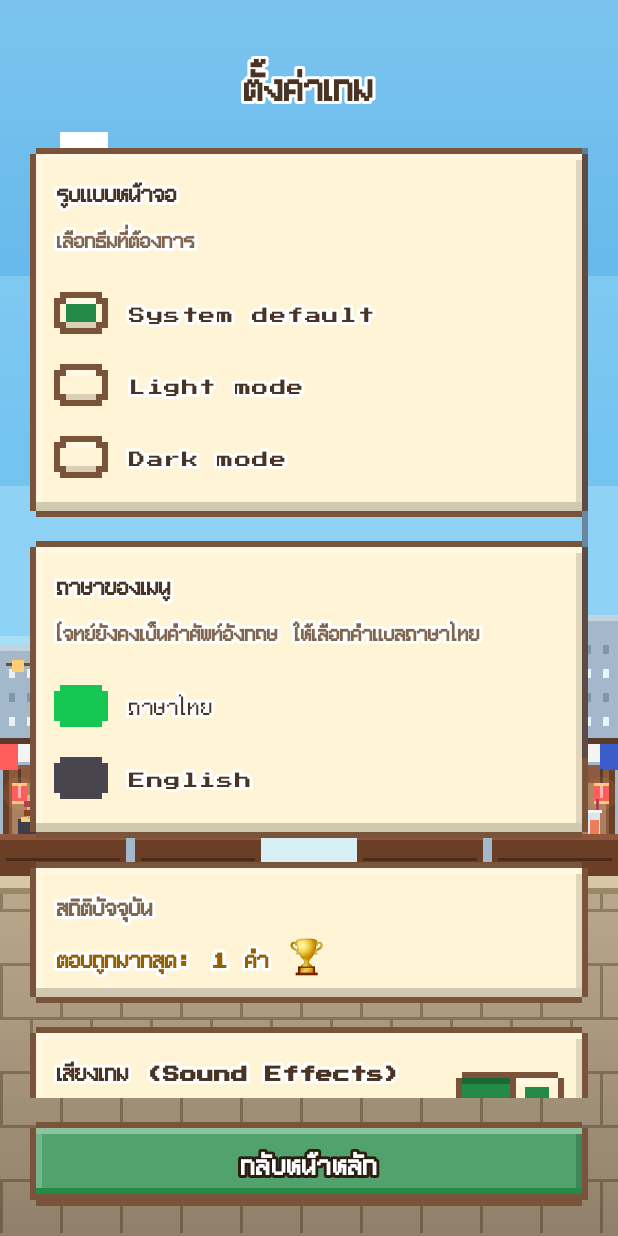
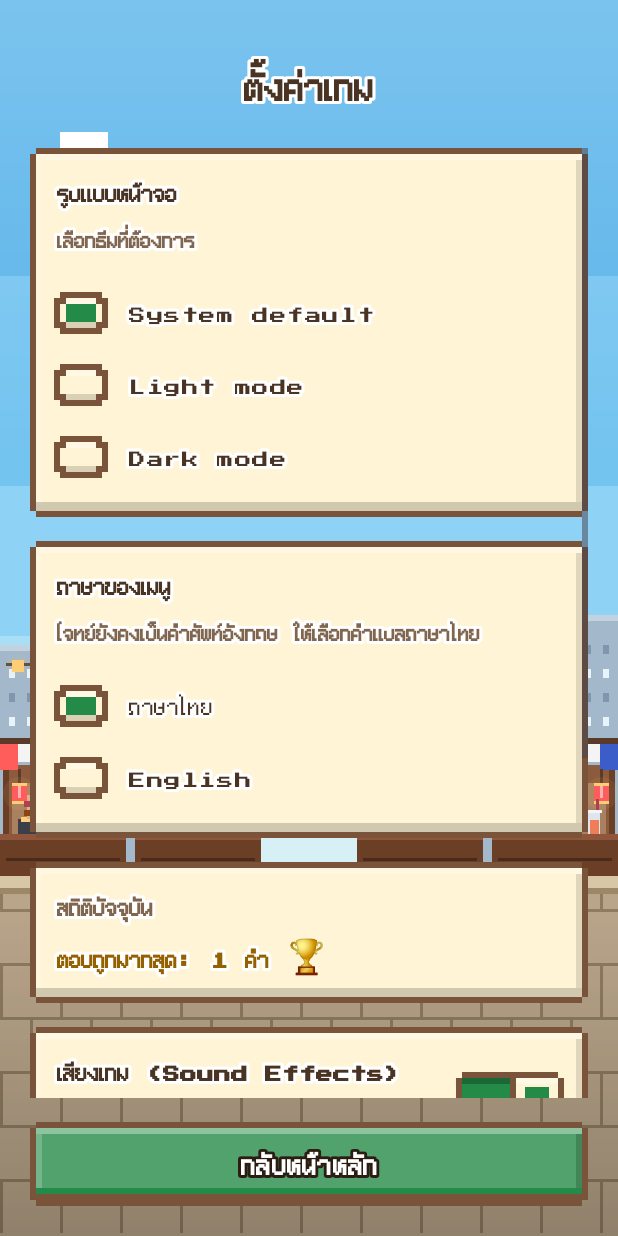
Before and after one commit to BostonTU/EnglishEatLaek, an Android app: the SettingsActivity screen opened directly, with no data from a screen before it, on a phone screen of 412 x 824 dp. Run offline under Robolectric (Android 15) with nearby library versions, the phone set to English and light mode, and no system bars.

Commit message:
Change icon and Fix radio button

```diff
--- a/app/src/main/res/layout-land/activity_settings.xml
+++ b/app/src/main/res/layout-land/activity_settings.xml
@@ -137,7 +137,9 @@
                     android:id="@+id/radioGroupLanguage"
                     android:layout_width="match_parent"
                     android:layout_height="wrap_content"
-                    android:layout_marginTop="12dp">
+                    android:layout_marginTop="12dp"
+                    android:orientation="vertical">
+
                     <com.example.englisheatleak.OutlineRadioButton
                         android:id="@+id/radioLanguageThai"
                         android:layout_width="match_parent"
@@ -146,7 +148,10 @@
                         android:textColor="@color/px_text"
                         android:textSize="22sp"
                         android:button="@drawable/pixel_radio"
+                        app:buttonTint="@null"
+                        app:useMaterialThemeColors="false"
                         android:paddingStart="12dp" />
+
                     <com.example.englisheatleak.OutlineRadioButton
                         android:id="@+id/radioLanguageEnglish"
                         android:layout_width="match_parent"
@@ -155,6 +160,8 @@
                         android:textColor="@color/px_text"
                         android:textSize="22sp"
                         android:button="@drawable/pixel_radio"
+                        app:buttonTint="@null"
+                        app:useMaterialThemeColors="false"
                         android:paddingStart="12dp" />
                 </RadioGroup>
             </LinearLayout>
--- a/app/src/main/res/layout/activity_settings.xml
+++ b/app/src/main/res/layout/activity_settings.xml
@@ -137,7 +137,9 @@
                     android:id="@+id/radioGroupLanguage"
                     android:layout_width="match_parent"
                     android:layout_height="wrap_content"
-                    android:layout_marginTop="12dp">
+                    android:layout_marginTop="12dp"
+                    android:orientation="vertical">
+
                     <com.example.englisheatleak.OutlineRadioButton
                         android:id="@+id/radioLanguageThai"
                         android:layout_width="match_parent"
@@ -146,7 +148,10 @@
                         android:textColor="@color/px_text"
                         android:textSize="22sp"
                         android:button="@drawable/pixel_radio"
+                        app:buttonTint="@null"
+                        app:useMaterialThemeColors="false"
                         android:paddingStart="12dp" />
+
                     <com.example.englisheatleak.OutlineRadioButton
                         android:id="@+id/radioLanguageEnglish"
                         android:layout_width="match_parent"
@@ -155,6 +160,8 @@
                         android:textColor="@color/px_text"
                         android:textSize="22sp"
                         android:button="@drawable/pixel_radio"
+                        app:buttonTint="@null"
+                        app:useMaterialThemeColors="false"
                         android:paddingStart="12dp" />
                 </RadioGroup>
             </LinearLayout>
--- a/app/src/main/res/values/strings.xml
+++ b/app/src/main/res/values/strings.xml
@@ -2,7 +2,7 @@
     <string name="app_name">English Eat Laek</string>
     <string name="title_english">English</string>
     <string name="title_eat_laek">Eat Laek</string>
-    <string name="app_subtitle">เกมทายคำศัพท์ภาษาอังกฤษ กินเพื่อเติบโต! 🍔</string>
+    <string name="app_subtitle">เกมทายคำศัพท์ภาษาอังกฤษ กินให้แหลก! 🍔</string>
 
     <!-- Score & Status -->
     <string name="score_format">Words: %1$d</string>
```
Also changed, not shown: app/src/main/ic_launcher-playstore.png, app/src/main/res/mipmap-hdpi/ic_launcher.webp, app/src/main/res/mipmap-hdpi/ic_launcher_foreground.webp, app/src/main/res/mipmap-hdpi/ic_launcher_round.webp, app/src/main/res/mipmap-mdpi/ic_launcher.webp, app/src/main/res/mipmap-mdpi/ic_launcher_foreground.webp, app/src/main/res/mipmap-mdpi/ic_launcher_round.webp, app/src/main/res/mipmap-xhdpi/ic_launcher.webp, app/src/main/res/mipmap-xhdpi/ic_launcher_foreground.webp, app/src/main/res/mipmap-xhdpi/ic_launcher_round.webp, app/src/main/res/mipmap-xxhdpi/ic_launcher.webp, app/src/main/res/mipmap-xxhdpi/ic_launcher_foreground.webp, app/src/main/res/mipmap-xxhdpi/ic_launcher_round.webp, app/src/main/res/mipmap-xxxhdpi/ic_launcher.webp, 2 more files, 1 other file.
